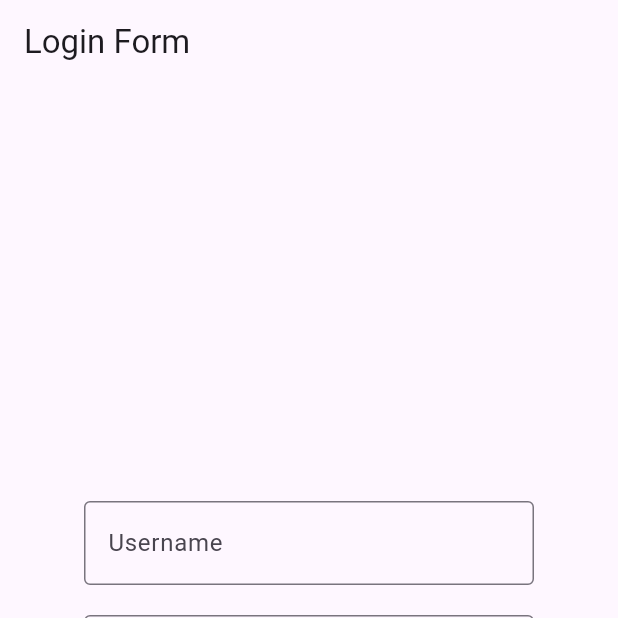
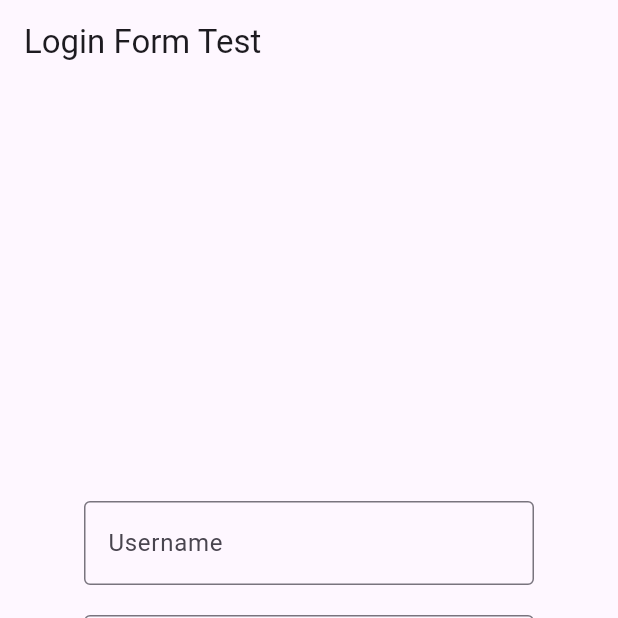
Before and after one commit to ShehanBileeta/TestFlutterApp, a Flutter app: the screen it shows after launch, on a phone screen of 412 x 824 dp, the top half of it. Run offline on Flutter 3.47's test engine with Material 3 defaults, Android fonts, the phone set to English and light mode, and no system bars; our stand-ins replace supabase_flutter; accounts and stored records are empty.

Commit message:
cd test 1

```diff
--- a/lib/main.dart
+++ b/lib/main.dart
@@ -17,7 +17,7 @@ class MyApp extends StatelessWidget {
   @override
   Widget build(BuildContext context) {
     return MaterialApp(
-      title: 'Login Form Test 14',
+      title: 'Login Form',
       home: LoginPage(),
     );
   }
@@ -92,7 +92,7 @@ void _showErrorDialog(String message) {
   @override
   Widget build(BuildContext context) {
     return Scaffold(
-      appBar: AppBar(title: Text('Login Form')),
+      appBar: AppBar(title: Text('Login Form Test')),
       body: Padding(
         padding: EdgeInsets.all(20),
         child: Center(
```
